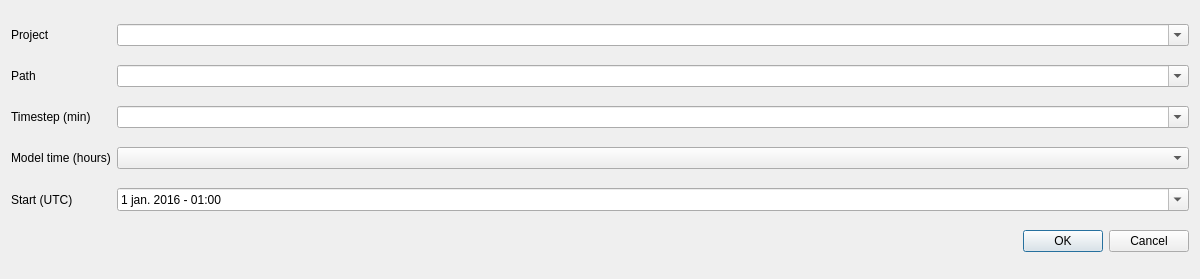
This is ui/jrodos_dialog_base.ui in rduivenvoorde/jrodos as Qt 5 draws it before an edit. The edited form follows.
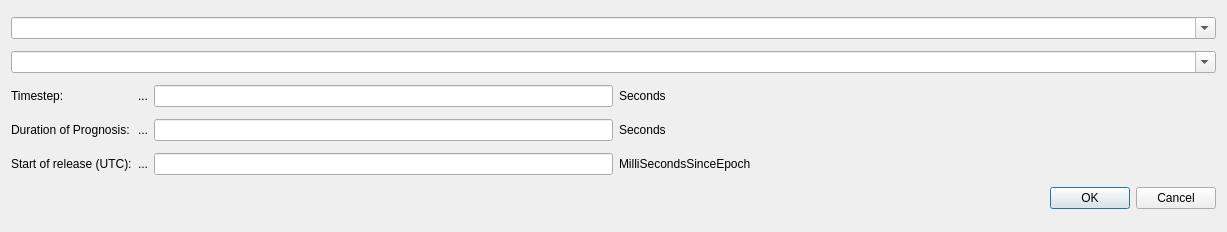
This is the edited form.

Patch:
```diff
--- a/ui/jrodos_dialog_base.ui
+++ b/ui/jrodos_dialog_base.ui
@@ -6,8 +6,8 @@
    <rect>
     <x>0</x>
     <y>0</y>
-    <width>1200</width>
-    <height>279</height>
+    <width>1227</width>
+    <height>232</height>
    </rect>
   </property>
   <property name="sizePolicy">
@@ -26,99 +26,150 @@
    <string>JRodos</string>
   </property>
   <layout class="QGridLayout" name="gridLayout">
-   <item row="3" column="0">
-    <widget class="QLabel" name="label">
-     <property name="text">
-      <string>Model time (hours)</string>
-     </property>
-    </widget>
-   </item>
-   <item row="4" column="1">
-    <widget class="QDateTimeEdit" name="dateTime_start">
-     <property name="locale">
-      <locale language="Dutch" country="Netherlands"/>
-     </property>
-     <property name="dateTime">
-      <datetime>
-       <hour>1</hour>
-       <minute>0</minute>
-       <second>0</second>
-       <year>2016</year>
-       <month>1</month>
-       <day>1</day>
-      </datetime>
-     </property>
-     <property name="displayFormat">
-      <string>d MMM yyyy - HH:mm</string>
-     </property>
-     <property name="calendarPopup">
-      <bool>true</bool>
-     </property>
-    </widget>
-   </item>
-   <item row="5" column="1">
-    <widget class="QDialogButtonBox" name="button_box">
-     <property name="orientation">
-      <enum>Qt::Horizontal</enum>
-     </property>
-     <property name="standardButtons">
-      <set>QDialogButtonBox::Cancel|QDialogButtonBox::Ok</set>
-     </property>
-    </widget>
-   </item>
-   <item row="0" column="0">
-    <widget class="QLabel" name="lbl_project">
-     <property name="text">
-      <string>Project</string>
-     </property>
-    </widget>
-   </item>
-   <item row="1" column="0">
-    <widget class="QLabel" name="lbl_path">
-     <property name="text">
-      <string>Path</string>
-     </property>
-    </widget>
-   </item>
    <item row="2" column="0">
     <widget class="QLabel" name="lbl_steps">
      <property name="text">
-      <string>Timestep (min)</string>
-     </property>
-    </widget>
-   </item>
-   <item row="0" column="1">
-    <widget class="QComboBox" name="combo_project">
-     <property name="editable">
-      <bool>true</bool>
-     </property>
-    </widget>
-   </item>
-   <item row="1" column="1">
-    <widget class="QComboBox" name="combo_path">
-     <property name="editable">
-      <bool>true</bool>
+      <string>Timestep:</string>
      </property>
     </widget>
    </item>
    <item row="2" column="1">
-    <widget class="QComboBox" name="combo_steps">
-     <property name="editable">
+    <widget class="QLabel" name="lbl_steps2">
+     <property name="text">
+      <string>...</string>
+     </property>
+    </widget>
+   </item>
+   <item row="2" column="2">
+    <widget class="QLineEdit" name="le_steps">
+     <property name="readOnly">
       <bool>true</bool>
      </property>
     </widget>
    </item>
+   <item row="2" column="3">
+    <widget class="QLabel" name="label">
+     <property name="text">
+      <string>Seconds</string>
+     </property>
+    </widget>
+   </item>
+   <item row="2" column="4">
+    <spacer name="horizontalSpacer">
+     <property name="orientation">
+      <enum>Qt::Horizontal</enum>
+     </property>
+     <property name="sizeHint" stdset="0">
+      <size>
+       <width>40</width>
+       <height>20</height>
+      </size>
+     </property>
+    </spacer>
+   </item>
+   <item row="3" column="0">
+    <widget class="QLabel" name="lbl_model_length">
+     <property name="text">
+      <string>Duration of Prognosis:</string>
+     </property>
+    </widget>
+   </item>
    <item row="3" column="1">
-    <widget class="QComboBox" name="combo_model_length">
-     <property name="enabled">
+    <widget class="QLabel" name="lbl_model_length2">
+     <property name="text">
+      <string>...</string>
+     </property>
+    </widget>
+   </item>
+   <item row="3" column="2">
+    <widget class="QLineEdit" name="le_model_length">
+     <property name="readOnly">
       <bool>true</bool>
      </property>
     </widget>
    </item>
+   <item row="3" column="3">
+    <widget class="QLabel" name="label_2">
+     <property name="text">
+      <string>Seconds</string>
+     </property>
+    </widget>
+   </item>
+   <item row="3" column="4">
+    <spacer name="horizontalSpacer_2">
+     <property name="orientation">
+      <enum>Qt::Horizontal</enum>
+     </property>
+     <property name="sizeHint" stdset="0">
+      <size>
+       <width>40</width>
+       <height>20</height>
+      </size>
+     </property>
+    </spacer>
+   </item>
    <item row="4" column="0">
     <widget class="QLabel" name="lbl_start_time">
      <property name="text">
-      <string>Start (UTC)</string>
+      <string>Start of release (UTC):</string>
+     </property>
+    </widget>
+   </item>
+   <item row="4" column="1">
+    <widget class="QLabel" name="lbl_start2">
+     <property name="text">
+      <string>...</string>
+     </property>
+    </widget>
+   </item>
+   <item row="4" column="2">
+    <widget class="QLineEdit" name="le_start">
+     <property name="readOnly">
+      <bool>true</bool>
+     </property>
+    </widget>
+   </item>
+   <item row="4" column="3">
+    <widget class="QLabel" name="label_3">
+     <property name="text">
+      <string>MilliSecondsSinceEpoch</string>
+     </property>
+    </widget>
+   </item>
+   <item row="4" column="4">
+    <spacer name="horizontalSpacer_3">
+     <property name="orientation">
+      <enum>Qt::Horizontal</enum>
+     </property>
+     <property name="sizeHint" stdset="0">
+      <size>
+       <width>40</width>
+       <height>20</height>
+      </size>
+     </property>
+    </spacer>
+   </item>
+   <item row="0" column="0" colspan="5">
+    <widget class="QComboBox" name="combo_project">
+     <property name="editable">
+      <bool>true</bool>
+     </property>
+    </widget>
+   </item>
+   <item row="1" column="0" colspan="5">
+    <widget class="QComboBox" name="combo_path">
+     <property name="editable">
+      <bool>true</bool>
+     </property>
+    </widget>
+   </item>
+   <item row="5" column="0" colspan="5">
+    <widget class="QDialogButtonBox" name="button_box">
+     <property name="orientation">
+      <enum>Qt::Horizontal</enum>
+     </property>
+     <property name="standardButtons">
+      <set>QDialogButtonBox::Cancel|QDialogButtonBox::Ok</set>
      </property>
     </widget>
    </item>
```
Left out of the diff: 2 changed lines with no effect on the pictures.
